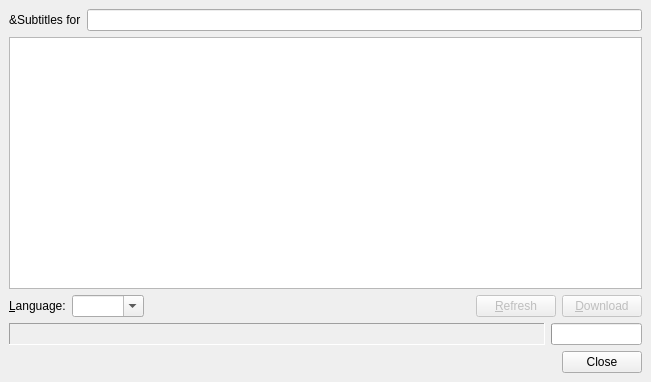
This is src/findsubtitles/findsubtitlesdialog.ui in wilbert2000/wzplayer as Qt 5 draws it before an edit. The edited form follows.
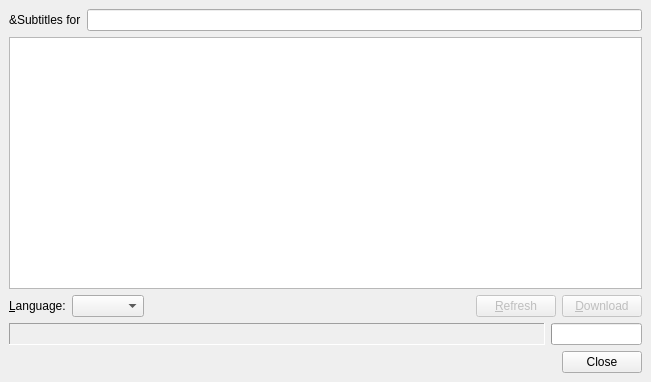
This is the edited form. Custom widgets are drawn as their Qt base class.

Patch:
```diff
--- a/src/findsubtitles/findsubtitlesdialog.ui
+++ b/src/findsubtitles/findsubtitlesdialog.ui
@@ -63,7 +63,7 @@
      <item>
       <widget class="QComboBox" name="language_filter" >
        <property name="editable" >
-        <bool>true</bool>
+        <bool>false</bool>
        </property>
       </widget>
      </item>
```
